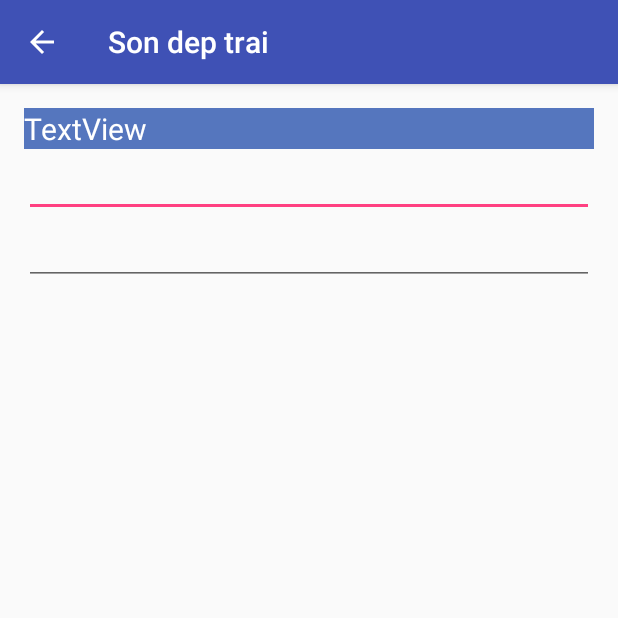
After one commit to Kenlyson/MyFirstApp2, an Android app: the AutoAndMultiAutoActivity screen opened directly, with no data from a screen before it, on a phone screen of 412 x 824 dp, the top half of it. The commit adds this screen. Run offline under Robolectric (Android 15) with nearby library versions, the phone set to English and light mode, and no system bars; 1 statement that could not run was skipped.

Commit message:
auto complete

```diff
--- a/app/src/main/AndroidManifest.xml
+++ b/app/src/main/AndroidManifest.xml
@@ -25,7 +25,8 @@
         <!-- <activity android:name=".MainActivity"></activity> -->
         <activity android:name=".CustomListViewActivity" />
         <activity android:name=".SimpleSpinnerActivity" />
-        <activity android:name=".SpinnerAndListViewActivity"></activity>
+        <activity android:name=".SpinnerAndListViewActivity" />
+        <activity android:name=".AutoAndMultiAutoActivity"></activity>
     </application>
 
 </manifest>
--- /dev/null
+++ b/app/src/main/java/com/demo/myfirstapp2/AutoAndMultiAutoActivity.java
@@ -0,0 +1,67 @@
+package com.demo.myfirstapp2;
+
+import android.support.v7.app.AppCompatActivity;
+import android.os.Bundle;
+import android.text.Editable;
+import android.text.TextWatcher;
+import android.widget.ArrayAdapter;
+import android.widget.AutoCompleteTextView;
+import android.widget.MultiAutoCompleteTextView;
+import android.widget.TextView;
+
+public class AutoAndMultiAutoActivity extends BaseActivity {
+
+    TextView selection;
+    AutoCompleteTextView singleComplete;
+    MultiAutoCompleteTextView multiComplete;
+    String arr[]={"hà nội","Huế","Sài gòn",
+            "hà giang","Hội an","Kiên giang",
+            "Lâm đồng","Long khánh"};
+    @Override
+    protected void onCreate(Bundle savedInstanceState) {
+        super.onCreate(savedInstanceState);
+        setContentView(R.layout.activity_auto_and_multi_auto);
+        selection = (TextView) findViewById(R.id.txtSelection_002);
+        singleComplete = (AutoCompleteTextView) findViewById(R.id.editauto_002);
+        multiComplete = (MultiAutoCompleteTextView) findViewById(R.id.multiAutoComleteTextView_002);
+
+        singleComplete.setAdapter(new ArrayAdapter<>(this, android.R.layout.simple_list_item_1, arr));
+        singleComplete.addTextChangedListener(new TextWatcher() {
+            @Override
+            public void beforeTextChanged(CharSequence s, int start, int count, int after) {
+
+            }
+
+            @Override
+            public void onTextChanged(CharSequence s, int start, int before, int count) {
+                selection.setText(singleComplete.getText());
+            }
+
+            @Override
+            public void afterTextChanged(Editable s) {
+
+            }
+        });
+
+        multiComplete.setAdapter(new ArrayAdapter<>(this, android.R.layout.simple_list_item_1, arr));
+        multiComplete.setTokenizer(new MultiAutoCompleteTextView.CommaTokenizer());
+//        multiComplete.setTokenizer(new MultiAutoCompleteTextView.Tokenizer() {
+//            @Override
+//            public int findTokenStart(CharSequence text, int cursor) {
+//                return 0;
+//            }
+//
+//            @Override
+//            public int findTokenEnd(CharSequence text, int cursor) {
+//                return 0;
+//            }
+//
+//            @Override
+//            public CharSequence terminateToken(CharSequence text) {
+//                return text;
+//            }
+//        });
+
+    }
+
+}
--- a/app/src/main/java/com/demo/myfirstapp2/MainActivity.java
+++ b/app/src/main/java/com/demo/myfirstapp2/MainActivity.java
@@ -52,6 +52,7 @@ public class MainActivity extends AppCompatActivity {
         arrayList.add(new Category("Custom ListView", MyConst.CUSTOM_LISTVIEW, this, CustomListViewActivity.class));
         arrayList.add(new Category("Simple spinner", MyConst.SIMPLE_SPINNER, this, SimpleSpinnerActivity.class));
         arrayList.add(new Category("Spinner and ListView", MyConst.SPINNER_LISTVIEW, this, SpinnerAndListViewActivity.class));
+        arrayList.add(new Category("Autocomplete and MultiAutoComlete", MyConst.AUTO_AUTOMULTICOMPLETE_TEXTVIEW, this, AutoAndMultiAutoActivity.class));
     }
 
 
--- a/app/src/main/java/com/demo/myfirstapp2/Models/MyConst.java
+++ b/app/src/main/java/com/demo/myfirstapp2/Models/MyConst.java
@@ -12,4 +12,5 @@ public final class MyConst {
     public final static String CUSTOM_LISTVIEW = "CUSTOM_LISTVIEW";
     public final static String SIMPLE_SPINNER = "SIMPLE_SPINNER";
     public final static String SPINNER_LISTVIEW = "SPINNER_LISTVIEW";
+    public final static String AUTO_AUTOMULTICOMPLETE_TEXTVIEW = "AUTO_AUTOMULTICOMPLETE_TEXTVIEW";
 }
--- /dev/null
+++ b/app/src/main/res/layout/activity_auto_and_multi_auto.xml
@@ -0,0 +1,35 @@
+<?xml version="1.0" encoding="utf-8"?>
+<LinearLayout xmlns:android="http://schemas.android.com/apk/res/android"
+    xmlns:tools="http://schemas.android.com/tools"
+    android:layout_width="match_parent"
+    android:layout_height="match_parent"
+    android:paddingBottom="@dimen/activity_vertical_margin"
+    android:paddingLeft="@dimen/activity_horizontal_margin"
+    android:paddingRight="@dimen/activity_horizontal_margin"
+    android:paddingTop="@dimen/activity_vertical_margin"
+    android:orientation="vertical"
+    tools:context="com.demo.myfirstapp2.AutoAndMultiAutoActivity">
+    <TextView
+        android:id="@+id/txtSelection_002"
+        android:layout_width="match_parent"
+        android:layout_height="wrap_content"
+        android:background="#5576BE"
+        android:text="TextView"
+        android:textColor="#FFF"
+        android:textSize="20sp"/>
+    <AutoCompleteTextView
+        android:id="@+id/editauto_002"
+        android:layout_width="match_parent"
+        android:layout_height="wrap_content"
+        android:completionThreshold="1"
+        android:ems="10">
+        <requestFocus/>
+    </AutoCompleteTextView>
+    <MultiAutoCompleteTextView
+        android:id="@+id/multiAutoComleteTextView_002"
+        android:layout_width="match_parent"
+        android:layout_height="wrap_content"
+        android:completionThreshold="1"
+        android:ems="10"/>
+
+</LinearLayout>
```
Also changed, not shown: app/src/main/java/com/demo/myfirstapp2/Models/SpinnerAndListView/Category.java (added, +56 -0 lines), app/src/main/java/com/demo/myfirstapp2/Models/SpinnerAndListView/ObjectBase.java (added, +36 -0 lines), app/src/main/java/com/demo/myfirstapp2/Models/SpinnerAndListView/Product.java (added, +25 -0 lines), app/src/main/java/com/demo/myfirstapp2/SpinnerAndListViewActivity.java (+89 -0 lines), app/src/main/res/layout/activity_spinner_and_list_view.xml (+42 -7 lines).
